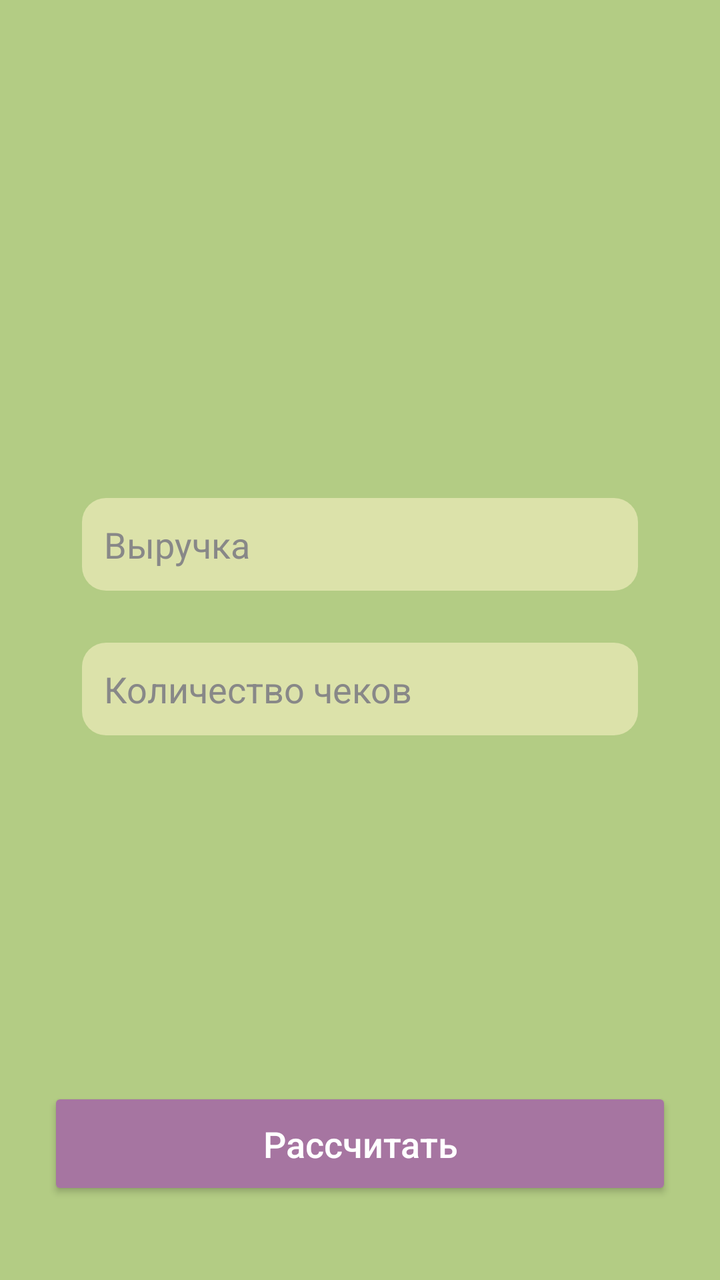
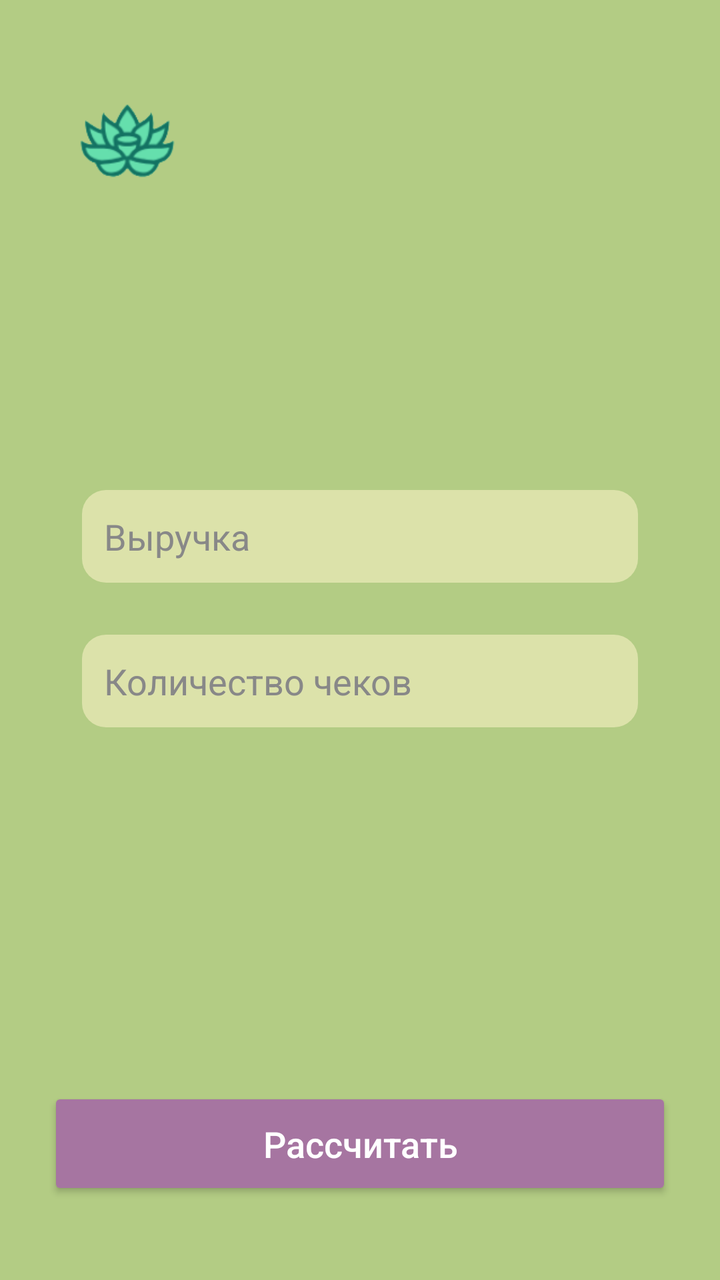

An Android layout rendered at two revisions. The XML below is the earlier revision; the diff shows what the commit changed to produce the second picture.
<!-- AndroidManifest.xml: application theme Theme.Startup_Etnofit_2 -->
<!-- res/layout/checks.xml -->
<?xml version="1.0" encoding="utf-8"?>
<androidx.constraintlayout.widget.ConstraintLayout xmlns:android="http://schemas.android.com/apk/res/android"
    xmlns:app="http://schemas.android.com/apk/res-auto"
    xmlns:tools="http://schemas.android.com/tools"
    android:id="@+id/main"
    android:layout_width="match_parent"
    android:layout_height="match_parent"
    tools:context=".MainActivity"
    android:padding="24dp"
    android:background="#B3CC84">

    <LinearLayout
        android:layout_width="0dp"
        android:layout_height="wrap_content"
        android:layout_marginTop="208dp"
        android:orientation="vertical"
        android:padding="16dp"
        app:layout_constraintEnd_toEndOf="parent"
        app:layout_constraintHorizontal_bias="1.0"
        app:layout_constraintStart_toStartOf="parent"
        app:layout_constraintTop_toTopOf="parent">

        <EditText
            android:id="@+id/inputRevenue"
            android:layout_width="match_parent"
            android:layout_height="wrap_content"
            android:layout_marginBottom="24dp"
            android:background="@drawable/edittext_bg"
            android:hint="Выручка"
            android:inputType="numberDecimal"
            android:padding="12dp"
            android:textColor="#000000"
            android:textColorHint="#888888" />

        <EditText
            android:id="@+id/inputChecks"
            android:layout_width="match_parent"
            android:layout_height="wrap_content"
            android:hint="Количество чеков"
            android:inputType="number"
            android:background="@drawable/edittext_bg"
            android:padding="12dp"
            android:textColor="#000000"
            android:textColorHint="#888888" />

    </LinearLayout>

    <Button
        android:id="@+id/buttonCalculateChecks"
        android:layout_width="0dp"
        android:layout_height="wrap_content"
        android:layout_marginBottom="16dp"
        android:backgroundTint="#A675A1"
        android:padding="16dp"
        android:text="Рассчитать"
        android:textAllCaps="false"
        android:textColor="#FFFFFF"
        android:textSize="18sp"
        app:layout_constraintBottom_toBottomOf="parent"
        app:layout_constraintEnd_toEndOf="parent"
        app:layout_constraintHorizontal_bias="0.0"
        app:layout_constraintStart_toStartOf="parent"
        app:layout_constraintVertical_bias="0.85" />

</androidx.constraintlayout.widget.ConstraintLayout>
<!-- resources referenced by this layout -->
<resources>
  <!-- drawable edittext_bg (drawable) -->
  <shape xmlns:android="http://schemas.android.com/apk/res/android">
      <solid android:color="#DCE2AA" />
      <stroke android:width="2dp" android:color="#0000" />
      <corners android:radius="12dp" />
  </shape>
  <style name="Theme.Startup_Etnofit_2" parent="Base.Theme.Startup_Etnofit_2" />
  <style name="Base.Theme.Startup_Etnofit_2" parent="Theme.Material3.DayNight.NoActionBar">
          
          
      </style>
</resources>

<!-- the commit's change to res/layout/checks.xml (unified diff, before → after) -->
@@ -12,11 +12,11 @@
     <LinearLayout
         android:layout_width="0dp"
         android:layout_height="wrap_content"
-        android:layout_marginTop="208dp"
+        android:layout_marginTop="204dp"
         android:orientation="vertical"
         android:padding="16dp"
         app:layout_constraintEnd_toEndOf="parent"
-        app:layout_constraintHorizontal_bias="1.0"
+        app:layout_constraintHorizontal_bias="0.0"
         app:layout_constraintStart_toStartOf="parent"
         app:layout_constraintTop_toTopOf="parent">
 
@@ -36,9 +36,9 @@
             android:id="@+id/inputChecks"
             android:layout_width="match_parent"
             android:layout_height="wrap_content"
+            android:background="@drawable/edittext_bg"
             android:hint="Количество чеков"
             android:inputType="number"
-            android:background="@drawable/edittext_bg"
             android:padding="12dp"
             android:textColor="#000000"
             android:textColorHint="#888888" />
@@ -62,4 +62,27 @@
         app:layout_constraintStart_toStartOf="parent"
         app:layout_constraintVertical_bias="0.85" />
 
+    <TextView
+        android:id="@+id/textView_15"
+        android:layout_width="wrap_content"
+        android:layout_height="wrap_content"
+        android:layout_marginStart="162dp"
+        android:layout_marginTop="24dp"
+        android:layout_marginEnd="167dp"
+        android:text="GreenFootprint"
+        android:textColor="@color/Greengo"
+        android:textSize="32sp"
+        app:layout_constraintEnd_toEndOf="parent"
+        app:layout_constraintHorizontal_bias="0.382"
+        app:layout_constraintStart_toStartOf="parent"
+        app:layout_constraintTop_toTopOf="parent" />
+
+    <ImageView
+        android:id="@+id/imageView4"
+        android:layout_width="80dp"
+        android:layout_height="94dp"
+        app:layout_constraintStart_toStartOf="parent"
+        app:layout_constraintTop_toTopOf="parent"
+        app:srcCompat="@drawable/logo_2" />
+
 </androidx.constraintlayout.widget.ConstraintLayout>
<!-- resource entries referenced after the edit -->
@@ -1,11 +1,13 @@
 <!-- resources referenced by this layout -->
 <resources>
+  <color name="Greengo">#172815</color>
   <!-- drawable edittext_bg (drawable) -->
   <shape xmlns:android="http://schemas.android.com/apk/res/android">
       <solid android:color="#DCE2AA" />
       <stroke android:width="2dp" android:color="#0000" />
       <corners android:radius="12dp" />
   </shape>
+  <!-- drawable logo_2: png bitmap (drawable, 5149 bytes) -->
   <style name="Theme.Startup_Etnofit_2" parent="Base.Theme.Startup_Etnofit_2" />
   <style name="Base.Theme.Startup_Etnofit_2" parent="Theme.Material3.DayNight.NoActionBar">
           
